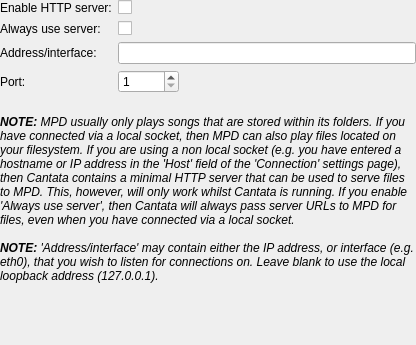
polpo/cantata-mac, file http/httpserversettings.ui: the form before one commit.
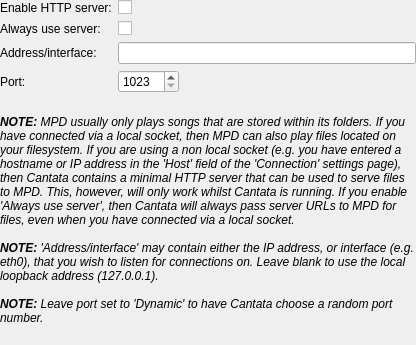
The form after the commit. Custom widgets are drawn as their Qt base class.

Commit message: If we use a port<1024 for HTTP server, then just assign a 'dynamic'/random port

Diff of the .ui file:
```diff
--- a/http/httpserversettings.ui
+++ b/http/httpserversettings.ui
@@ -66,7 +66,7 @@
      <item row="3" column="1">
       <widget class="SpinBox" name="httpPort">
        <property name="minimum">
-        <number>1</number>
+        <number>1023</number>
        </property>
        <property name="maximum">
         <number>65535</number>
@@ -108,7 +108,7 @@
     <widget class="QLabel" name="label_4">
      <property name="text">
       <string>&lt;i&gt;&lt;b&gt;NOTE:&lt;/b&gt; MPD usually only plays songs that are stored within its folders. If you have connected via a local socket, then MPD can also play files located on your filesystem. If you are using a non local socket (e.g. you have entered a hostname or IP address in the 'Host' field of the 'Connection' settings page), then Cantata contains a minimal HTTP server that can be used to serve files to MPD. This, however, will only work whilst Cantata is running.  If you enable 'Always use server', then Cantata will always pass server URLs to MPD for files, even when you have  connected via a local socket.&lt;br/&gt;&lt;br/&gt;
-&lt;b&gt;NOTE:&lt;/b&gt; 'Address/interface' may contain either the IP address, or interface (e.g. eth0), that you wish to listen for connections on. Leave blank to use the local loopback address (127.0.0.1).&lt;/i&gt;&lt;/i&gt;</string>
+&lt;b&gt;NOTE:&lt;/b&gt; 'Address/interface' may contain either the IP address, or interface (e.g. eth0), that you wish to listen for connections on. Leave blank to use the local loopback address (127.0.0.1).&lt;br/&gt;&lt;br/&gt;&lt;b&gt;NOTE:&lt;/b&gt; Leave port set to 'Dynamic' to have Cantata choose a random port number.&lt;/i&gt;</string>
      </property>
      <property name="wordWrap">
       <bool>true</bool>
```
The commit also changes 3 other files.
